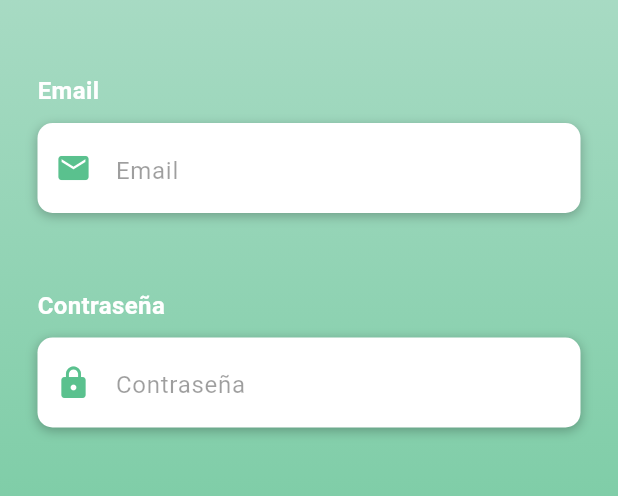
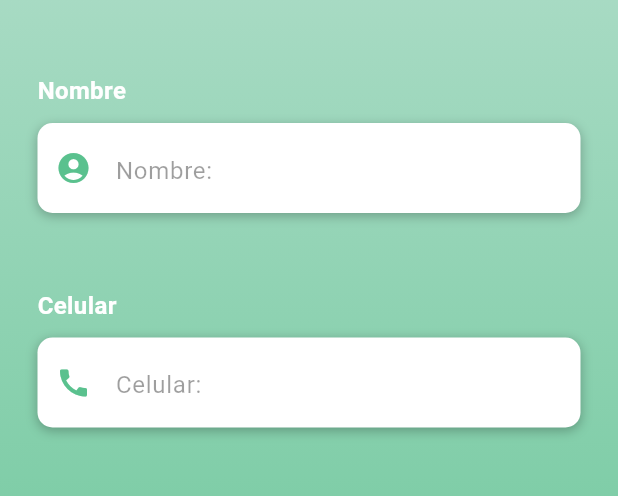
Before and after one commit to Dafaild25/ProyectoSexto, a Flutter app: the screen it shows after launch, on a phone screen of 412 x 824 dp, the part 267-763 px from its top. Run offline on Flutter 3.47's test engine with Material 3 defaults, Android fonts, the phone set to English and light mode, and no system bars.

Commit message:
cambiando la Interfaz con comemtarios

```diff
--- a/lib/login.dart
+++ b/lib/login.dart
@@ -6,12 +6,12 @@ class login extends StatefulWidget {
   _LoginStatico createState() => _LoginStatico();
 }
 
-Widget objetoEmail() {
+Widget entradaNombre() {
   return Column(
     crossAxisAlignment: CrossAxisAlignment.start,
     children: <Widget>[
       Text(
-        'Email',
+        'Nombre',
         style: TextStyle(
             color: Colors.white, fontSize: 16, fontWeight: FontWeight.bold),
       ),
@@ -32,8 +32,8 @@ Widget objetoEmail() {
           decoration: InputDecoration(
               border: InputBorder.none,
               contentPadding: EdgeInsets.only(top: 14),
-              prefixIcon: Icon(Icons.email, color: Color(0xff5ac18e)),
-              hintText: 'Email',
+              prefixIcon: Icon(Icons.account_circle, color: Color(0xff5ac18e)),
+              hintText: 'Nombre:',
               hintStyle: TextStyle(
                 color: Colors.black38,
               )),
@@ -43,12 +43,12 @@ Widget objetoEmail() {
   );
 }
 
-Widget objetoContra() {
+Widget entradaCelular() {
   return Column(
     crossAxisAlignment: CrossAxisAlignment.start,
     children: <Widget>[
       Text(
-        'Contraseña',
+        'Celular',
         style: TextStyle(
             color: Colors.white, fontSize: 16, fontWeight: FontWeight.bold),
       ),
@@ -65,13 +65,13 @@ Widget objetoContra() {
         height: 60,
         child: TextField(
           //tipo de texto que va a ingresar
-          obscureText: true,
+          keyboardType: TextInputType.phone,
           style: TextStyle(color: Colors.black87),
           decoration: InputDecoration(
               border: InputBorder.none,
               contentPadding: EdgeInsets.only(top: 14),
-              prefixIcon: Icon(Icons.lock, color: Color(0xff5ac18e)),
-              hintText: 'Contraseña',
+              prefixIcon: Icon(Icons.call, color: Color(0xff5ac18e)),
+              hintText: 'Celular:',
               hintStyle: TextStyle(
                 color: Colors.black38,
               )),
@@ -118,10 +118,10 @@ class _LoginStatico extends State<login> {
                             fontWeight: FontWeight.bold),
                       ),
                       SizedBox(height: 50),
-                      objetoEmail(),
+                      entradaNombre(),
                       //SIZE ES EL ESPACIADO
                       SizedBox(height: 50),
-                      objetoContra(),
+                      entradaCelular(),
                     ],
                   ),
                 ))
```
